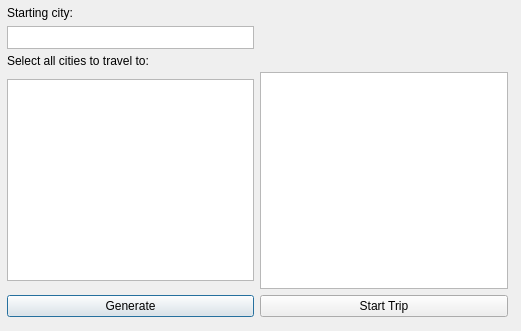
Before: the Qt Designer form EuroTrip/customplan.ui in dal07065/European-Vacation, drawn with Qt 5.
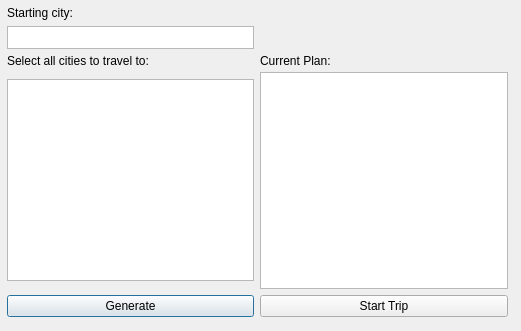
After: the same form once the commit is applied.

What changed in the file:
```diff
--- a/EuroTrip/customplan.ui
+++ b/EuroTrip/customplan.ui
@@ -96,6 +96,19 @@
       </property>
      </widget>
     </item>
+    <item row="2" column="1">
+     <widget class="QLabel" name="label_3">
+      <property name="maximumSize">
+       <size>
+        <width>16777215</width>
+        <height>11</height>
+       </size>
+      </property>
+      <property name="text">
+       <string>Current Plan:</string>
+      </property>
+     </widget>
+    </item>
    </layout>
   </widget>
  </widget>
```
